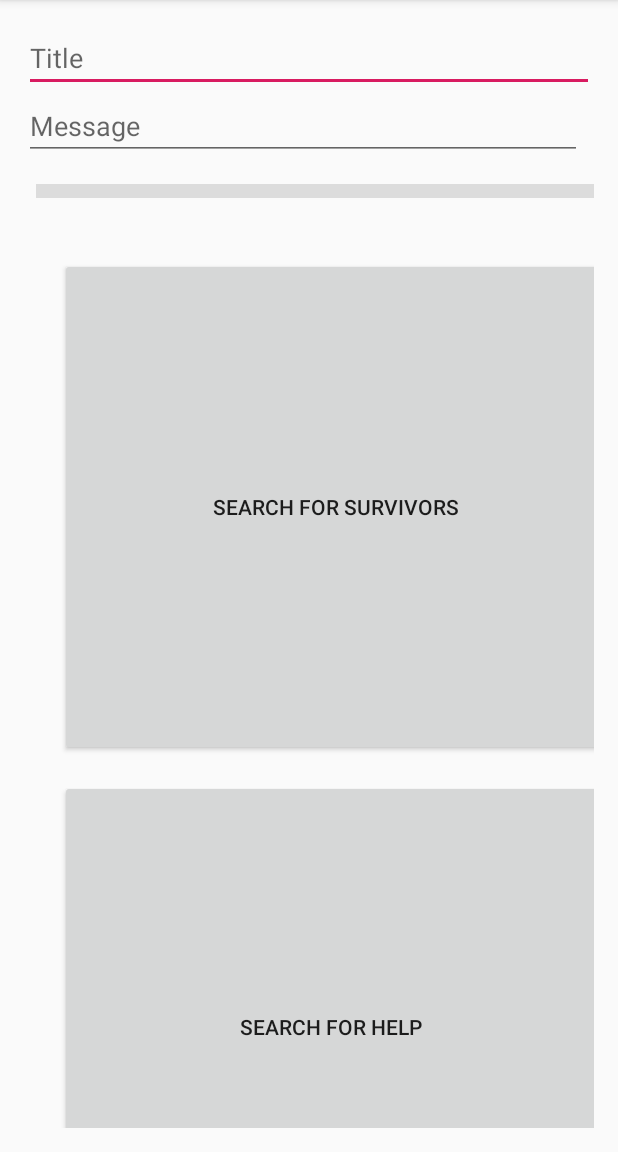
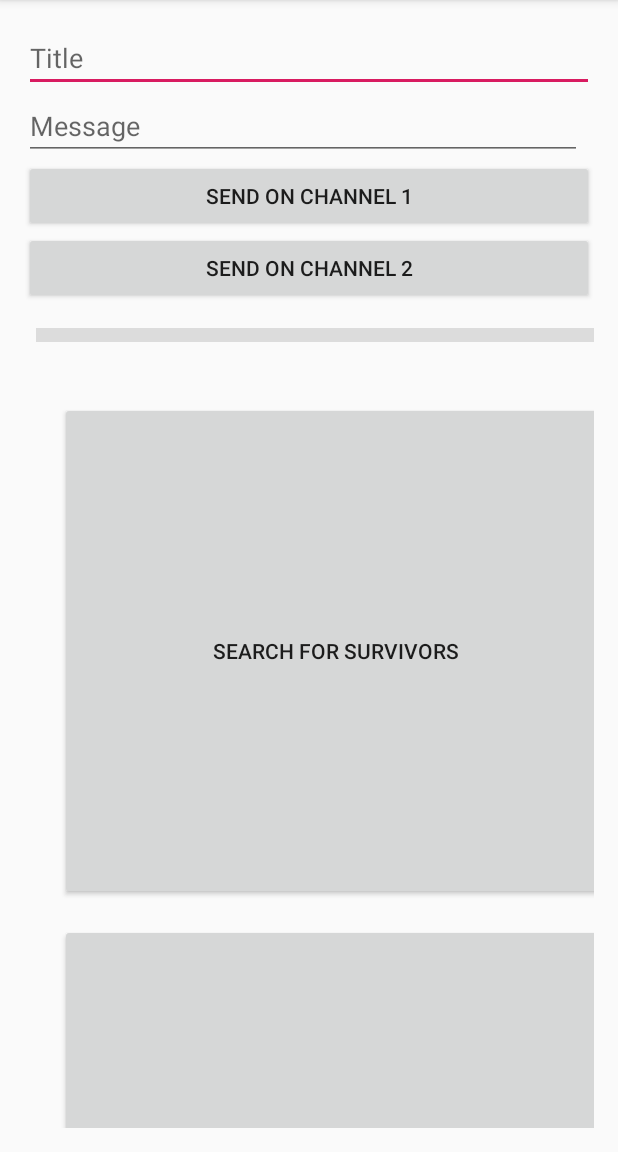
Before and after one commit to msliao12/PhonePinServiceRescuee, an Android app: the screen it shows after launch (MainActivity), on a phone screen of 412 x 824 dp, the part 84-1236 px from its top. Run offline under Robolectric (Android 15) with nearby library versions, the phone set to English and light mode, and no system bars.

Commit message:
Fixed Bottome Widget

```diff
--- /dev/null
+++ b/app/src/main/res/drawable/ic_one.xml
@@ -0,0 +1,9 @@
+<vector xmlns:android="http://schemas.android.com/apk/res/android"
+        android:width="24dp"
+        android:height="24dp"
+        android:viewportWidth="24.0"
+        android:viewportHeight="24.0">
+    <path
+        android:fillColor="#FF000000"
+        android:pathData="M20,2L4,2c-1.1,0 -1.99,0.9 -1.99,2L2,22l4,-4h14c1.1,0 2,-0.9 2,-2L22,4c0,-1.1 -0.9,-2 -2,-2zM13,11h-2L11,5h2v6zM13,15h-2v-2h2v2z"/>
+</vector>
--- a/app/src/main/res/layout/activity_main.xml
+++ b/app/src/main/res/layout/activity_main.xml
@@ -25,6 +25,16 @@
         android:hint="Message"
         app:layout_constraintEnd_toEndOf="parent"
         tools:layout_editor_absoluteY="32dp" />
+    <Button
+        android:layout_width="match_parent"
+        android:layout_height="wrap_content"
+        android:text="Send on Channel 1"
+        android:onClick="sendOnChannel1"/>
+    <Button
+        android:layout_width="match_parent"
+        android:layout_height="wrap_content"
+        android:text="Send on Channel 2"
+        android:onClick="sendOnChannel2"/>
 
     <View
         android:id="@+id/divider"
```
Also changed, not shown: app/src/main/java/com/example/phonepinservicerescuee/MainActivity.java (+44 -0 lines).
